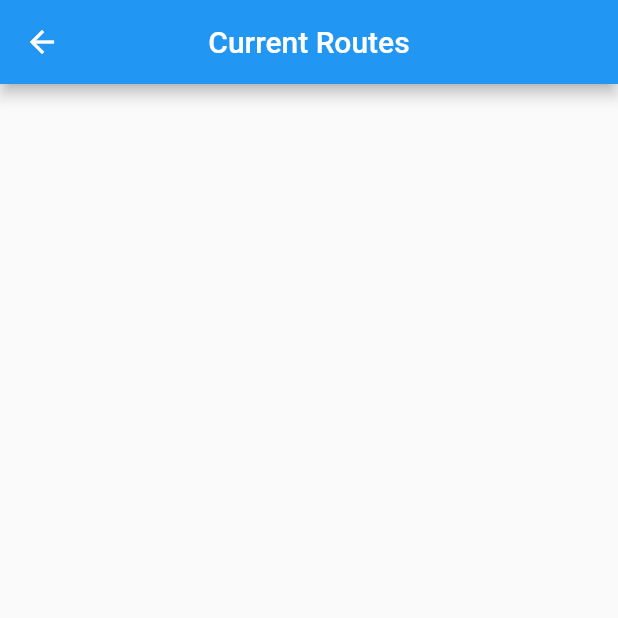
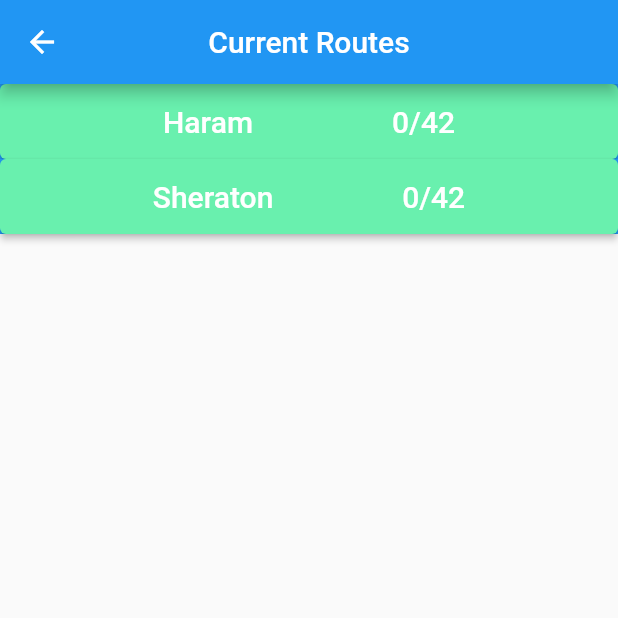
Before and after one commit to Touka-Mohamed/Transportation-System-Flutter-App, a Flutter app: the CurrentRoutesUserPage screen opened directly, on a phone screen of 412 x 824 dp, the top half of it. Run offline on Flutter 3.47's test engine with Material 2 defaults, Android fonts, the light colour scheme and no system bars; our stand-ins replace flutter_datetime_picker, scrollable_positioned_list, sqflite, sqflite_common_ffi; missing offline and left inert: dart:ffi, flutter_arc_text; accounts and stored records are empty.

Commit message:
Updated test data

```diff
--- /dev/null
+++ b/lib/data/test_data_inserter.dart
@@ -0,0 +1,223 @@
+import 'package:flutter/cupertino.dart';
+import 'package:gui/sql_db.dart';
+
+class DataInserter
+{
+  static List<List<Data>> allData = [
+    UserData.allUserData,
+    PassengerData.allPassengerData,
+    RouteData.allRouteData,
+    PickUpPointData.allPickUpPoints,
+  ];
+  static void insertAll() async
+  {
+    for(var dataList in allData)
+    {
+      for (var dataPiece in dataList)
+      {
+        try {
+          await dataPiece.insert();
+        }
+        catch(identifier)
+        {
+          print(identifier);
+        }
+      }
+    }
+  }
+}
+
+abstract class Data<T>
+{
+  Future<void> insert();
+}
+
+class RouteData extends Data
+{
+  static List<RouteData> allRouteData = [
+    RouteData()
+    ..title = 'Haram'
+    ..busNo = '0'
+    ..driverID = '0'
+    ..year = 2022
+    ..selectDeadline = 2023
+    ..semester = 'Fall',
+
+    RouteData()
+      ..title = 'Sheraton'
+      ..busNo = '1'
+      ..driverID = '1'
+      ..year = 2023
+      ..selectDeadline = 2023
+      ..semester = 'Fall2',
+  ];
+
+  late String semester;
+  late int year;
+  late int selectDeadline;
+  late String title;
+  String driverID = '';
+  String busNo = '';
+
+  @override
+  Future<void> insert() async => await SqlDb().addRoute(semester, year, selectDeadline.toString(), title, driverID: driverID, busNo: busNo);
+}
+
+class UserData extends Data
+{
+  static List<UserData> allUserData = [
+    UserData()
+    ..nationalID = 0
+    ..mobileNo = 011
+    ..name = 'HaramDriver'
+    ..age = 43
+    ..userName = 'driver1'
+    ..password = '12340'
+    ..privilege = 3,
+
+    UserData()
+      ..nationalID = 1
+      ..mobileNo = 012
+      ..name = 'SheratonDriver'
+      ..age = 42
+      ..userName = 'driver2'
+      ..password = '12340'
+      ..privilege = 3,
+
+  ];
+
+  late String userName;
+  late String password;
+  late int privilege;
+  late int nationalID;
+  late String name;
+  late int age;
+  late int mobileNo;
+
+  @override
+  Future<void> insert() async => await SqlDb().addUser(userName, password, privilege, nationalID, name, age, mobileNo);
+
+}
+
+class PassengerData extends Data
+{
+  static List<PassengerData> allPassengerData = [
+
+  ];
+  late int nationalID;
+  late String email;
+  late int emergencyContact;
+  late int ustID;
+  late String approval;
+  String paymentDate = '';
+  String routeID = '';
+  int pickUpPointOrderNumber = 0;
+  @override
+  Future<void> insert() => SqlDb().addPassenger(
+      nationalID,
+      email,
+      emergencyContact,
+      ustID,
+      approval,
+      paymentDate: paymentDate,
+      routeID: routeID,
+      pickUpPointOrderNumber: pickUpPointOrderNumber
+  );
+}
+
+class PickUpPointData extends Data
+{
+  static List<PickUpPointData> allPickUpPoints = [
+    PickUpPointData()
+    ..address = 'Manial'
+    ..routeID = '0'
+    ..orderNo = 0
+    ..time = '6:40:00',
+
+    PickUpPointData()
+      ..address = 'Giza'
+      ..routeID = '0'
+      ..orderNo = 1
+      ..time = '6:45:00',
+
+    PickUpPointData()
+      ..address = 'Nasr_Eldein'
+      ..routeID = '0'
+      ..orderNo = 2
+      ..time = '6:50:00',
+
+    PickUpPointData()
+      ..address = 'Wimpy'
+      ..routeID = '0'
+      ..orderNo = 3
+      ..time = '6:52:00',
+
+    PickUpPointData()
+      ..address = 'El-Salam_Mosque'
+      ..routeID = '0'
+      ..orderNo = 4
+      ..time = '6:55:00',
+
+    PickUpPointData()
+      ..address = 'El-Tawheed_&_El-Noor'
+      ..routeID = '0'
+      ..orderNo = 5
+      ..time = '6:57:00',
+
+    PickUpPointData()
+      ..address = 'El-Talbia'
+      ..routeID = '0'
+      ..orderNo = 6
+      ..time = '7:00:00',
+
+    PickUpPointData()
+      ..address = 'Matba3a'
+      ..routeID = '0'
+      ..orderNo = 7
+      ..time = '7:02:00',
+
+    PickUpPointData()
+      ..address = 'El-Areesh'
+      ..routeID = '0'
+      ..orderNo = 8
+      ..time = '7:05:00',
+
+    PickUpPointData()
+      ..address = 'Haram_Hospital'
+      ..routeID = '0'
+      ..orderNo = 9
+      ..time = '7:10:00',
+
+    PickUpPointData()
+      ..address = 'Masaken-Sheraton'
+      ..routeID = '2'
+      ..orderNo = 0
+      ..time = '6:35:00',
+
+    PickUpPointData()
+      ..address = 'Omarat-El-Oboor'
+      ..routeID = '2'
+      ..orderNo = 1
+      ..time = '6:45:00',
+
+    PickUpPointData()
+      ..address = 'Medan-El-Abasya'
+      ..routeID = '2'
+      ..orderNo = 2
+      ..time = '6:50:00',
+
+    PickUpPointData()
+      ..address = '-Ghomra-'
+      ..routeID = '2'
+      ..orderNo = 3
+      ..time = '6:55:00',
+  ];
+  late String address;
+  late int orderNo;
+  late String routeID;
+  late String time;
+
+  @override
+  Future<void> insert() => SqlDb().addPickUpPoint(address, orderNo, routeID, time);
+
+}
--- a/lib/main.dart
+++ b/lib/main.dart
@@ -1,4 +1,5 @@
 import 'package:flutter/material.dart';
+import 'package:gui/data/test_data_inserter.dart';
 import 'package:gui/homepage.dart';
 import 'package:gui/login_page.dart';
 import 'package:gui/inbox_page.dart';
@@ -20,6 +21,7 @@
   // This widget is the root of your application.
   @override
   Widget build(BuildContext context) {
+    DataInserter.insertAll();
     return MaterialApp(
       title: _title,
       home: const LoginPage(),
--- a/lib/signup_page.dart
+++ b/lib/signup_page.dart
@@ -80,7 +80,7 @@
               ),
             ),
             Expanded(
-              child: ListTile(contentPadding: EdgeInsets.only(left: 0.0, right: 0.0),
+              child: ListTile(contentPadding: const EdgeInsets.only(left: 0.0, right: 0.0),
                   title: const Text('Passenger',style: TextStyle(
                     fontSize: 14.0,
                     color: Colors.blue,
--- a/lib/sql_db.dart
+++ b/lib/sql_db.dart
@@ -63,8 +63,8 @@
 CREATE TABLE Route
 (
 "Route_id"                  TEXT   PRIMARY KEY,
-"semester"                  TEXT Unique,
-"year"                       INTEGER Unique,
+"semester"                  TEXT,
+"year"                       INTEGER,
 "driver_id"                  INTEGER  ,
 "passengers_id"              INTEGER  ,
 "bus_no"                    TEXT,
@@ -304,6 +304,12 @@
       return response;
     }
 
+    getNumberOfRoutes() async
+    {
+      List<Map> routeResponse = await getAllRoutes();
+      return routeResponse.length;
+    }
+
     getAllRoutes() async
     {
       List<Map> response = await readData(
@@ -339,6 +345,47 @@
       return responses.length;
     }
 
+    addUser(
+        String userName,
+        String password,
+        int privilege,
+        int nationalID,
+        String name,
+        int age,
+        int mobileNo) async
+    {
+      String query = 'INSERT INTO User_Table '
+          'VALUES( "$userName", '
+          '"$password", '
+          '"$privilege", '
+          '"$nationalID", '
+          '"$name", '
+          '"$age", '
+          '"$mobileNo")';
+      await insertData(query);
+    }
+
+    addPassenger(
+        int nationalID,
+        String email,
+        int emergencyContact,
+        int ustID,
+        String approval,
+        {String paymentDate = '', String routeID = '', int pickUpPointOrderNumber = 0,}
+        ) async
+    {
+      String query = 'INSERT into User_Table '
+          'VALUES( "$nationalID", '
+          '"$email", '
+          '"$paymentDate", '
+          '"$routeID", '
+          '"$pickUpPointOrderNumber", '
+          '"$emergencyContact", '
+          '"$ustID", '
+          '"$approval")';
+      await insertData(query);
+    }
+
     addComplaint(
         String date,
         String direction,
@@ -352,16 +399,16 @@
       List<Map> passengerResponse = await getPassengerData(Globals.Instance.nationalID.toString());
       String routeID = passengerResponse[0]['Route_id'].toString();
       String query = 'INSERT into Complain '
-          'VALUES( $passengerID, '
-          '$date, '
-          '$direction, '
-          '$routeID, '
+          'VALUES( "$passengerID", '
+          '"$date", '
+          '"$direction", '
+          '"$routeID", '
           ', '
-          '$complaintID, '
-          '$complaintDate, '
-          '$description, '
-          '$title)';
-      insertData(query);
+          '"$complaintID", '
+          '"$complaintDate", '
+          '"$description", '
+          '"$title")';
+      await insertData(query);
     }
 
     addException(
@@ -379,17 +426,54 @@
       currentRouteID = passengerResponse[0]['Route_id'].toString();
 
       String query = 'INSERT into Exception '
-          'VALUES( $passengerID, '
-          '$currentDay, '
-          '$currentDirection, '
-          '$currentRouteID, '
+          'VALUES( "$passengerID", '
+          '"$currentDay", '
+          '"$currentDirection", '
+          '"$currentRouteID", '
           ', '
-          '$demandedDay, '
-          '$demandedDirection, '
-          '$demandedRouteID, '
-          ', '
-          ' )';
-      insertData(query);
+          '"$demandedDay", '
+          '"$demandedDirection", '
+          '"$demandedRouteID", '
+          '"", '
+          '"")';
+      await insertData(query);
+    }
+
+    addRoute(
+        String semester,
+        year,
+        String selectDeadline,
+        String title,
+        {String driverID = '', String busNo = ''}
+        ) async
+    {
+      int routeID = await getNumberOfRoutes();
+
+      String query = 'INSERT into Route '
+          'VALUES( $routeID, '
+          '"$semester", '
+          '"$year", '
+          '"$driverID", '
+          '"", '
+          '"$busNo", '
+          '"$selectDeadline", '
+          '"$title")';
+      await insertData(query);
+    }
+
+    addPickUpPoint(
+        String address,
+        int orderNo,
+        String routeID,
+        String time
+        ) async
+    {
+      String query = 'INSERT into Pick_up_Point '
+          'VALUES( "$address", '
+          '"$orderNo", '
+          '"$routeID", '
+          '"$time")';
+      await insertData(query);
     }
   }
 
```
Also changed, not shown: lib/current_routes_user_page.dart (+6 -5 lines), lib/route_change_request_page.dart (+29 -28 lines).
